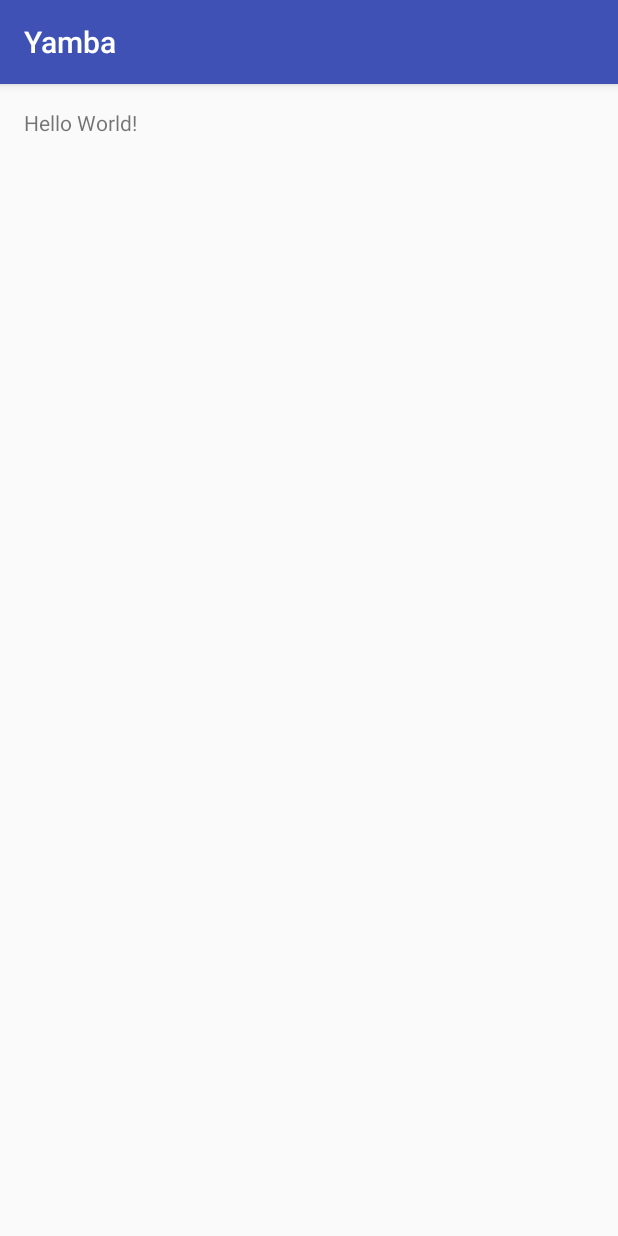
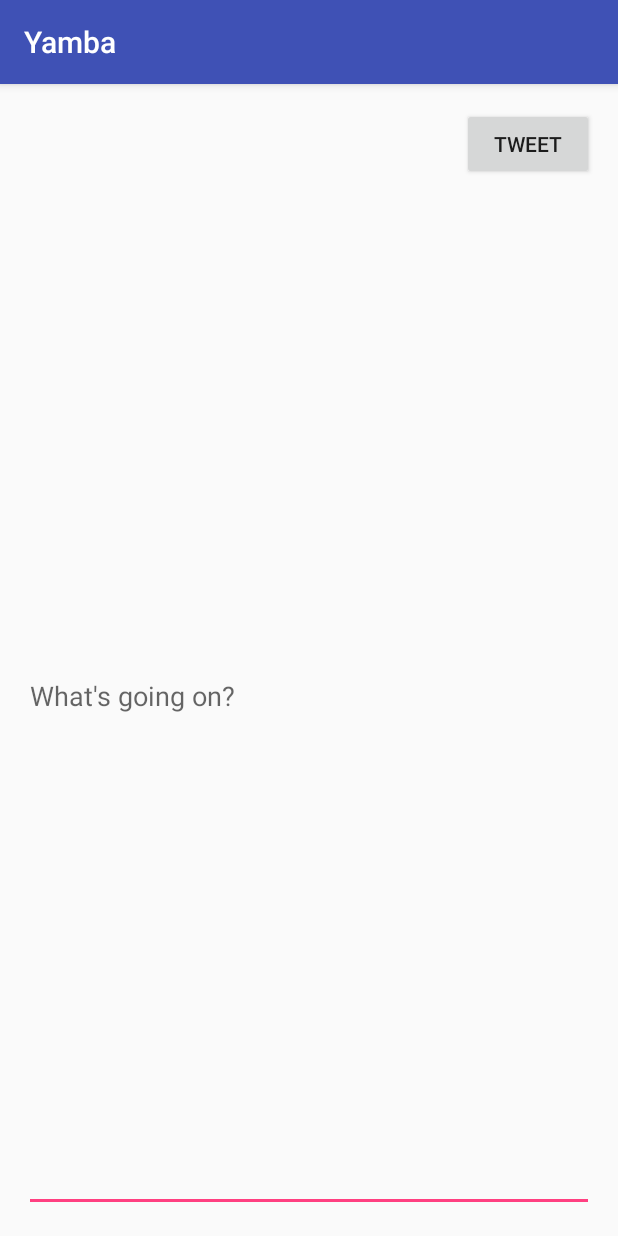
Before and after one commit to greenskye/Yamba, an Android app: the screen it shows after launch (StatusActivity), on a phone screen of 412 x 824 dp. Run offline under Robolectric (Android 15) with nearby library versions, the phone set to English and light mode, and no system bars.

Commit message:
First exercise

```diff
--- a/app/src/main/java/com/brandon/yamba/StatusActivity.java
+++ b/app/src/main/java/com/brandon/yamba/StatusActivity.java
@@ -2,13 +2,41 @@ package com.brandon.yamba;
 
 import android.support.v7.app.AppCompatActivity;
 import android.os.Bundle;
+import android.util.Log;
+import android.view.View;
+import android.widget.Button;
+import android.widget.EditText;
+import android.widget.Toast;
 
 public class StatusActivity extends AppCompatActivity {
+
+    public static final String TAG = "yamba.StatusActivity";
+    private EditText editStatus;
+    private Button buttonTweet;
 
     @Override
     protected void onCreate(Bundle savedInstanceState) {
         super.onCreate(savedInstanceState);
         setContentView(R.layout.activity_status);
-        // comment
+
+        editStatus = (EditText) findViewById(R.id.edit_status);
+        buttonTweet = (Button) findViewById(R.id.button_tweet);
+
+        buttonTweet.setOnClickListener(new View.OnClickListener() {
+            @Override
+            public void onClick(View v) {
+                String status = editStatus.getText().toString();
+                Log.d(TAG, "Status to send" + status);
+//                try {
+//                    YambaClient yamba = new YambaClient("sutdent", "password");
+//                    yamba.postStatus(status);
+//                } catch (YambaClientException e) {
+//                    e.printStackTrace();
+//                }
+                Toast.makeText(StatusActivity.this, status, Toast.LENGTH_SHORT).show();
+            }
+        });
+
+
     }
 }
--- a/app/src/main/res/layout/activity_status.xml
+++ b/app/src/main/res/layout/activity_status.xml
@@ -9,8 +9,26 @@
     android:paddingTop="@dimen/activity_vertical_margin"
     tools:context="com.brandon.yamba.StatusActivity">
 
-    <TextView
+    <Button
         android:layout_width="wrap_content"
         android:layout_height="wrap_content"
-        android:text="Hello World!" />
+        android:text="@string/tweet_button"
+        android:id="@+id/button_tweet"
+        android:layout_alignParentTop="true"
+        android:layout_alignParentRight="true"
+        android:layout_alignParentEnd="true" />
+
+    <EditText
+        android:layout_width="match_parent"
+        android:layout_height="match_parent"
+        android:inputType="textMultiLine"
+        android:ems="10"
+        android:id="@+id/edit_status"
+        android:layout_below="@+id/button_tweet"
+        android:layout_alignRight="@+id/button_tweet"
+        android:layout_alignEnd="@+id/button_tweet"
+        android:layout_alignParentBottom="true"
+        android:layout_alignParentLeft="true"
+        android:layout_alignParentStart="true"
+        android:hint="@string/status_hint" />
 </RelativeLayout>
--- a/app/src/main/res/values/strings.xml
+++ b/app/src/main/res/values/strings.xml
@@ -1,3 +1,5 @@
 <resources>
     <string name="app_name">Yamba</string>
+    <string name="tweet_button">Tweet</string>
+    <string name="status_hint">What\'s going on?</string>
 </resources>
```
